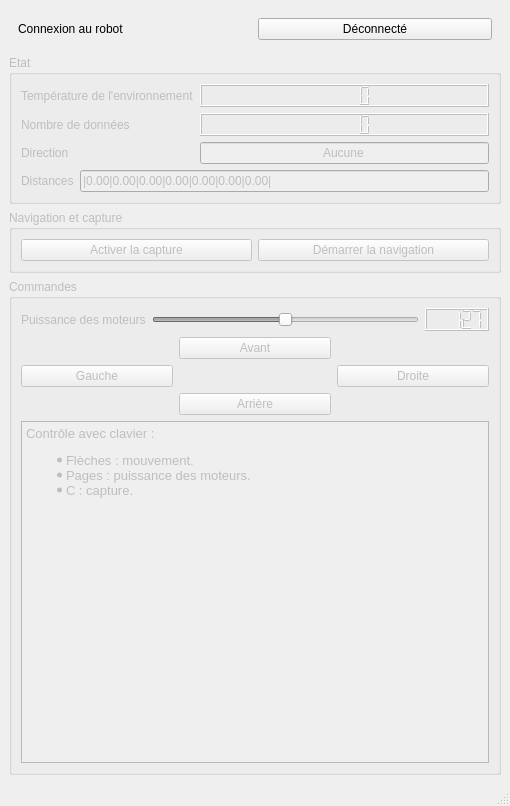
Before: the Qt Designer form Code/PC/GUI/DistancesCarRemoteControler.ui in Hamza5/PFE-Master, drawn with Qt 5.
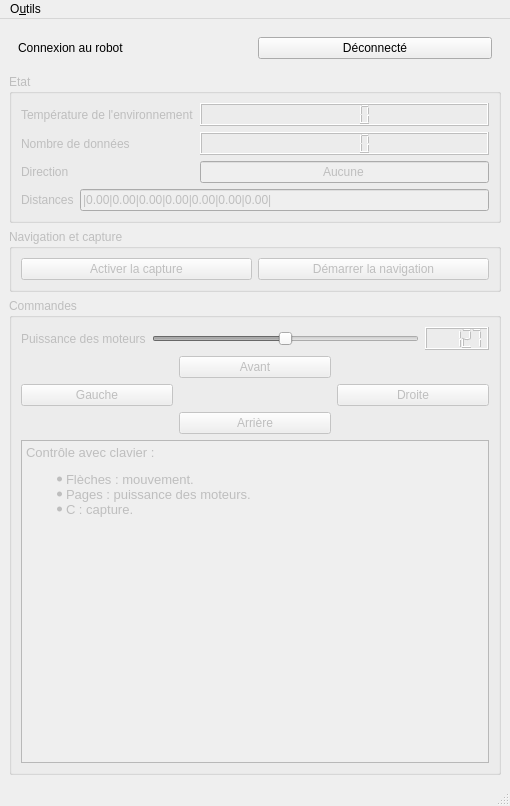
After: the same form once the commit is applied.

Commit message: Ajouter l'interface de la visualisation de données

What changed in the file:
```diff
--- a/Code/PC/GUI/DistancesCarRemoteControler.ui
+++ b/Code/PC/GUI/DistancesCarRemoteControler.ui
@@ -261,6 +261,13 @@
      <height>39</height>
     </rect>
    </property>
+   <widget class="QMenu" name="menuOutils">
+    <property name="title">
+     <string>O&amp;utils</string>
+    </property>
+    <addaction name="showCapturesAction"/>
+   </widget>
+   <addaction name="menuOutils"/>
   </widget>
   <widget class="QStatusBar" name="statusbar"/>
  </widget>
```
Left out of the diff: 5 changed lines with no effect on the pictures. The commit also changes 5 other files.
